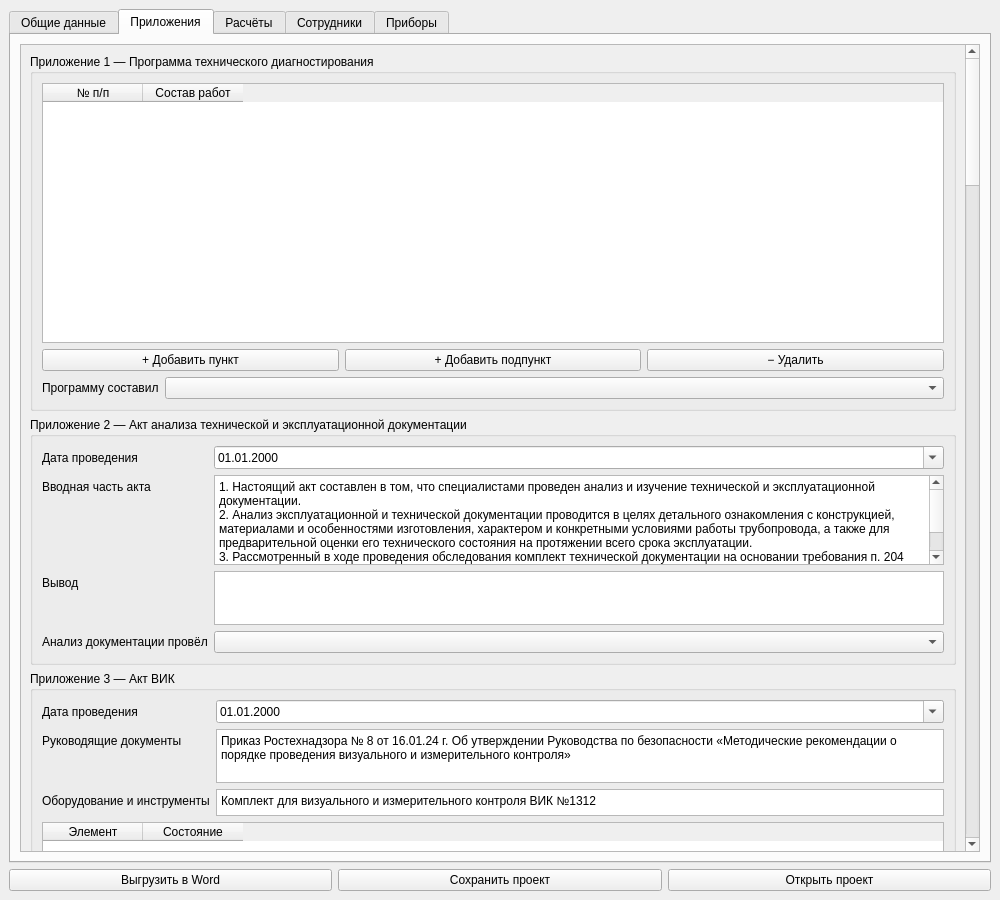
Above: src/ui/designer/pipeline_window.ui from bordaregos/Voskresensk_ballons before the change. Below: the same form after it.
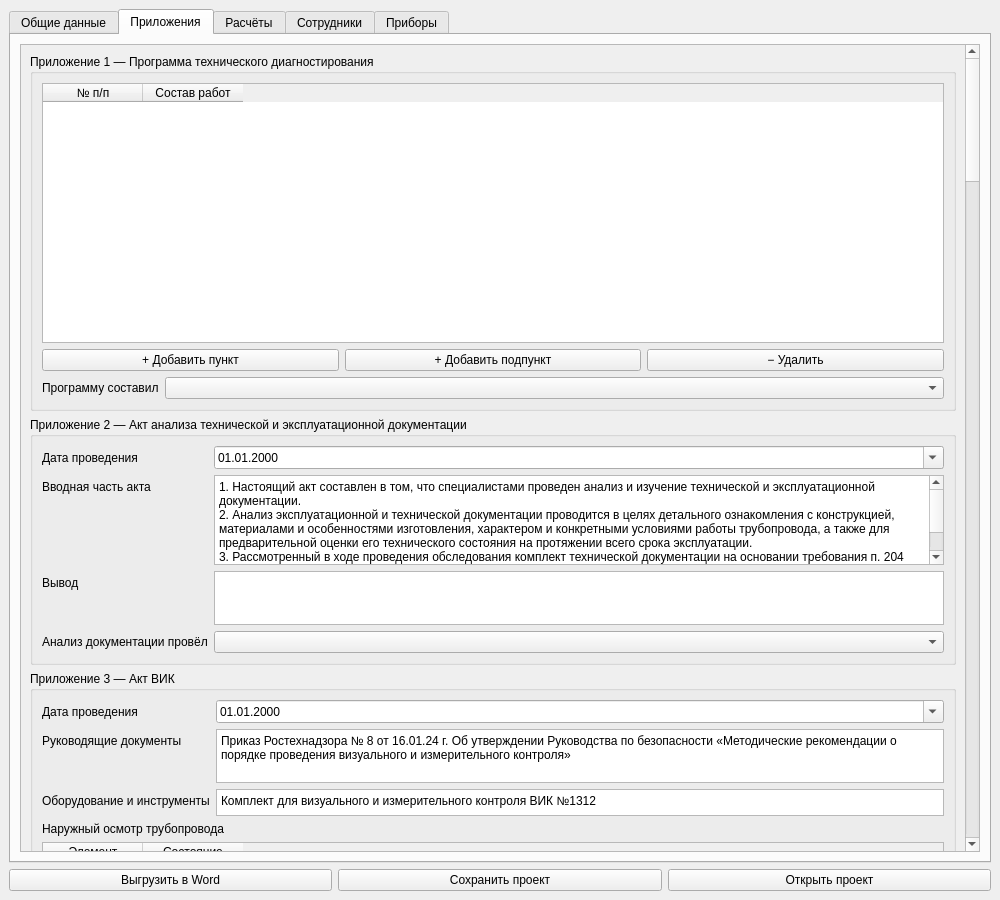
That is the form after the change. The open tabs and pages were chosen to show the change.

```diff
--- a/src/ui/designer/pipeline_window.ui
+++ b/src/ui/designer/pipeline_window.ui
@@ -720,7 +720,20 @@
  <property name="plainText"><string>Комплект для визуального и измерительного контроля ВИК №1312</string></property>
 </widget></item>
   </layout></item>
-  <item><widget class="QTableWidget" name="table_vik">
+  <item><widget class="QLabel" name="label_vik_visual_group"><property name="text"><string>Наружный осмотр трубопровода</string></property></widget></item>
+  <item><widget class="QTableWidget" name="table_vik_visual">
+ <property name="minimumSize"><size><width>0</width><height>90</height></size></property>
+ <property name="rowCount"><number>0</number></property>
+ <property name="columnCount"><number>2</number></property>
+<column><property name="text"><string>Элемент</string></property></column>
+<column><property name="text"><string>Состояние</string></property></column>
+</widget></item>
+  <item><layout class="QHBoxLayout" name="vik_visual_buttons">
+<item><widget class="QPushButton" name="pushButt_addVikVisualRow"><property name="text"><string>+ Добавить элемент</string></property></widget></item>
+<item><widget class="QPushButton" name="pushButt_removeVikVisualRow"><property name="text"><string>− Удалить</string></property></widget></item>
+</layout></item>
+  <item><widget class="QLabel" name="label_vik_measure_group"><property name="text"><string>Визуальный и измерительный контроль трубопровода</string></property></widget></item>
+  <item><widget class="QTableWidget" name="table_vik_measure">
  <property name="minimumSize"><size><width>0</width><height>160</height></size></property>
  <property name="rowCount"><number>0</number></property>
  <property name="columnCount"><number>2</number></property>
```
Left out of the diff: 19 changed lines with no effect on the pictures.
